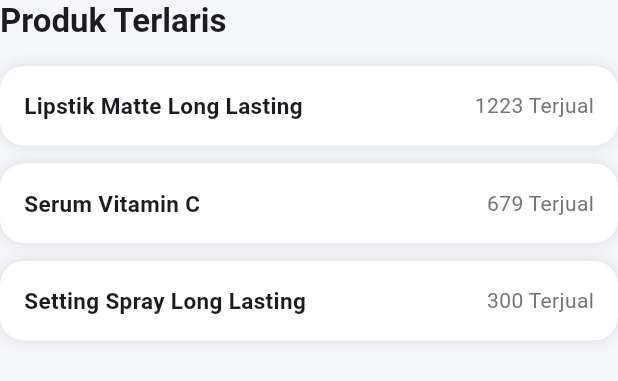
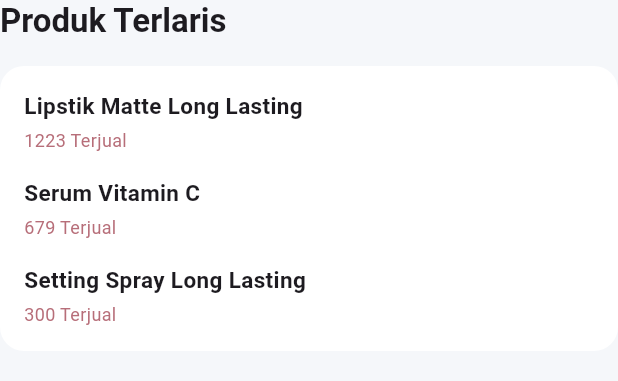
Before and after one commit to ahmadmasum23/chasier-ksmtik, a Flutter app: the BestSellerList widget shown alone on an empty page, opened directly, on a phone screen of 412 x 824 dp. Shown: the top 381 px of the screen. Run offline on Flutter 3.47's test engine with Material 3 defaults, Android fonts, the phone set to English and light mode, and no system bars; our stand-ins replace get, iconsax, image_picker, internet_connection_checker, supabase_flutter; accounts and stored records are empty.

```diff
--- a/lib/features/product_management/widgets/product_item.dart
+++ b/lib/features/product_management/widgets/product_item.dart
@@ -17,6 +17,8 @@ class ProductItem extends StatelessWidget {
 
   @override
   Widget build(BuildContext context) {
+      print('🖼️ Product: ${product.nama}');
+  print('   URL: ${product.urlGambar}');
     return Container(
       margin: const EdgeInsets.only(bottom: 12),
       decoration: BoxDecoration(
--- a/lib/features/sales_report/widgets/best_seller_list.dart
+++ b/lib/features/sales_report/widgets/best_seller_list.dart
@@ -1,4 +1,5 @@
 import 'package:flutter/material.dart';
+import 'package:kasir_kosmetic/core/constants/app_colors.dart';
 
 class BestSellerList extends StatelessWidget {
   final List<Map<String, dynamic>> bestSellers = [
@@ -21,48 +22,47 @@ class BestSellerList extends StatelessWidget {
               ),
         ),
         const SizedBox(height: 16),
-        ...bestSellers.map(
-              (item) => BestSellerItem(
-                name: item["name"],
-                sold: item["sold"],
-              ),
-            ),
+        // Card tanpa shadow, memenuhi lebar layar
+        Container(
+          width: double.infinity,
+          padding: const EdgeInsets.all(16),
+          decoration: BoxDecoration(
+            color: Colors.white,
+            borderRadius: BorderRadius.circular(16),
+            // boxShadow dihapus di sini 👇
+          ),
+          child: Column(
+            crossAxisAlignment: CrossAxisAlignment.start,
+            children: bestSellers.asMap().entries.map((entry) {
+              final index = entry.key;
+              final item = entry.value;
+              return Padding(
+                padding: EdgeInsets.only(bottom: index == bestSellers.length - 1 ? 0 : 16),
+                child: Column(
+                  crossAxisAlignment: CrossAxisAlignment.start,
+                  children: [
+                    Text(
+                      item["name"],
+                      style: TextStyle(
+                        fontWeight: FontWeight.w600,
+                        fontSize: 15,
+                      ),
+                    ),
+                    const SizedBox(height: 4),
+                    Text(
+                      "${item["sold"]} Terjual",
+                      style: TextStyle(
+                        fontSize: 12,
+                        color: AppColors.roseShade,
+                      ),
+                    ),
+                  ],
+                ),
+              );
+            }).toList(),
+          ),
+        ),
       ],
     );
   }
 }
-
-class BestSellerItem extends StatelessWidget {
-  final String name;
-  final int sold;
-
-  const BestSellerItem({
-    super.key,
-    required this.name,
-    required this.sold,
-  });
-
-  @override
-  Widget build(BuildContext context) {
-    return Container(
-      margin: const EdgeInsets.only(bottom: 12),
-      padding: const EdgeInsets.all(16),
-      decoration: BoxDecoration(
-        color: Colors.white,
-        borderRadius: BorderRadius.circular(16),
-        boxShadow: [BoxShadow(color: Colors.black12, blurRadius: 8)],
-      ),
-      child: Row(
-        children: [
-          Expanded(
-            child: Text(
-              name,
-              style: TextStyle(fontWeight: FontWeight.w600, fontSize: 15),
-            ),
-          ),
-          Text("$sold Terjual", style: TextStyle(color: Colors.grey[600])),
-        ],
-      ),
-    );
-  }
-}
--- a/lib/features/sales_report/widgets/export_pdf_button.dart
+++ b/lib/features/sales_report/widgets/export_pdf_button.dart
@@ -15,7 +15,6 @@ class ExportPdfButton extends StatelessWidget {
         decoration: BoxDecoration(
           color: Colors.white,
           borderRadius: BorderRadius.circular(30),
-          boxShadow: [BoxShadow(color: Colors.black12, blurRadius: 2)],
         ),
         child: Row(
           mainAxisSize: MainAxisSize.min,
--- a/lib/features/sales_report/widgets/summary_cards.dart
+++ b/lib/features/sales_report/widgets/summary_cards.dart
@@ -33,7 +33,7 @@ class _SmallCard extends StatelessWidget {
       decoration: BoxDecoration(
         color: Colors.white,
         borderRadius: BorderRadius.circular(16),
-        boxShadow: [BoxShadow(color: Colors.black12, blurRadius: 8)],
+
       ),
       child: Column(
         crossAxisAlignment: CrossAxisAlignment.start,
```
Also changed, not shown: lib/data/models/product_model.dart (+4 -4 lines), lib/data/services/product_service.dart (+72 -5 lines), lib/features/product_management/controller/product_controller.dart (+14 -4 lines), lib/features/product_management/widgets/product_form_dialog.dart (+68 -47 lines), lib/features/sales_report/widgets/payment_method_list.dart (+0 -7 lines), lib/features/sales_report/widgets/period_selector.dart (+0 -7 lines), lib/features/sales_report/widgets/transaction_list.dart (+20 -30 lines).
